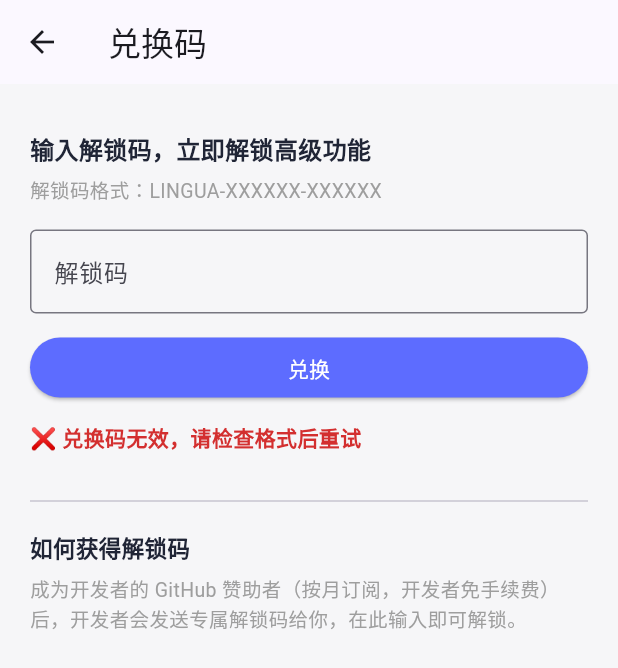
After one commit to KingRSW/lingua-link, a Flutter app: the RedeemScreen screen opened directly, after a tap on "兑换", on a phone screen of 412 x 824 dp. The commit adds this screen. Shown: the top 668 px of the screen. Run offline on Flutter 3.47's test engine with Material 3 defaults, Android fonts, the phone set to English and light mode, and no system bars; our stand-ins replace flutter_tts, shared_preferences, speech_to_text; accounts and stored records are empty.

Commit message:
新增独立「兑换码」页面：AppBar 加兑换入口，复用 SubscriptionService.redeemCode
- 新建 lib/redeem_screen.dart：独立兑换页（输入码/校验/状态展示）
- lib/main.dart：AppBar 增加兑换码图标按钮；兑换与高级功能入口返回后自动刷新状态
- 移除 main.dart 中未使用的 url_launcher 导入

```diff
--- a/lib/main.dart
+++ b/lib/main.dart
@@ -29,9 +29,9 @@ import 'package:flutter/services.dart';
 import 'package:http/http.dart' as http;
 import 'package:speech_to_text/speech_to_text.dart' as stt;
 import 'package:flutter_tts/flutter_tts.dart';
-import 'package:url_launcher/url_launcher.dart';
 import 'subscription_service.dart';
 import 'paywall.dart';
+import 'redeem_screen.dart';
 
 void main() {
   // 把 Dart 异常显示到屏幕上,方便排查 iOS 27 上的白屏(而不是静默白屏)
@@ -1181,6 +1181,16 @@ class _TranslatePageState extends State<TranslatePage> {
         ),
         actions: [
           IconButton(
+            tooltip: '兑换码',
+            icon: const Icon(Icons.redeem_outlined, color: Color(0xFF5D6CFF)),
+            onPressed: () async {
+              await Navigator.of(context).push(
+                MaterialPageRoute(builder: (_) => const RedeemScreen()),
+              );
+              if (mounted) setState(() {});
+            },
+          ),
+          IconButton(
             tooltip: '高级功能',
             icon: Icon(
               Icons.workspace_premium_outlined,
@@ -1188,9 +1198,12 @@ class _TranslatePageState extends State<TranslatePage> {
                   ? const Color(0xFFFFB300)
                   : const Color(0xFF5D6CFF),
             ),
-            onPressed: () => Navigator.of(context).push(
-              MaterialPageRoute(builder: (_) => const PaywallScreen()),
-            ),
+            onPressed: () async {
+              await Navigator.of(context).push(
+                MaterialPageRoute(builder: (_) => const PaywallScreen()),
+              );
+              if (mounted) setState(() {});
+            },
           ),
           if (SubscriptionService.instance.isPremium)
             Padding(
--- /dev/null
+++ b/lib/redeem_screen.dart
@@ -0,0 +1,128 @@
+import 'package:flutter/material.dart';
+import 'subscription_service.dart';
+
+/// 独立的「兑换码」页面：用户可随时从主界面顶部进入，输入解锁码解锁高级功能。
+/// 校验逻辑全部复用 SubscriptionService.redeemCode（与发卡脚本 tools/gen_code.dart 同算法）。
+class RedeemScreen extends StatefulWidget {
+  const RedeemScreen({super.key});
+
+  @override
+  State<RedeemScreen> createState() => _RedeemScreenState();
+}
+
+class _RedeemScreenState extends State<RedeemScreen> {
+  final _codeCtrl = TextEditingController();
+  String? _msg;
+  bool _ok = false;
+  bool _busy = false;
+
+  Future<void> _redeem() async {
+    setState(() {
+      _busy = true;
+      _msg = null;
+      _ok = false;
+    });
+    // 轻微延时，让 loading 态可见（也避免误以为没反应）
+    await Future.delayed(const Duration(milliseconds: 200));
+    final ok = SubscriptionService.instance.redeemCode(_codeCtrl.text);
+    if (!mounted) return;
+    setState(() {
+      _busy = false;
+      _ok = ok;
+      _msg = ok ? '✅ 兑换成功，已解锁高级功能！' : '❌ 兑换码无效，请检查格式后重试';
+    });
+    if (ok) {
+      // 兑换成功后自动返回主页（返回结果 true，主页据此刷新状态）
+      await Future.delayed(const Duration(seconds: 1, milliseconds: 300), () {
+        if (mounted) Navigator.of(context).pop(true);
+      });
+    }
+  }
+
+  @override
+  void dispose() {
+    _codeCtrl.dispose();
+    super.dispose();
+  }
+
+  @override
+  Widget build(BuildContext context) {
+    final premium = SubscriptionService.instance.isPremium;
+    const accent = Color(0xFF5D6CFF);
+    return Scaffold(
+      appBar: AppBar(title: const Text('兑换码')),
+      body: ListView(
+        padding: const EdgeInsets.all(20),
+        children: [
+          if (premium)
+            const Center(
+              child: Chip(
+                label: Text('当前状态：已解锁 PRO'),
+                backgroundColor: Color(0xFFE6F4EA),
+              ),
+            ),
+          const SizedBox(height: 12),
+          const Text('输入解锁码，立即解锁高级功能',
+              style: TextStyle(fontWeight: FontWeight.bold, fontSize: 16)),
+          const SizedBox(height: 6),
+          const Text('解锁码格式：LINGUA-XXXXXX-XXXXXX',
+              style: TextStyle(color: Colors.grey, fontSize: 13)),
+          const SizedBox(height: 16),
+          TextField(
+            controller: _codeCtrl,
+            textCapitalization: TextCapitalization.characters,
+            decoration: const InputDecoration(
+              labelText: '解锁码',
+              hintText: 'LINGUA-XXXXXX-XXXXXX',
+              border: OutlineInputBorder(),
+            ),
+          ),
+          const SizedBox(height: 12),
+          SizedBox(
+            width: double.infinity,
+            child: ElevatedButton(
+              style: ElevatedButton.styleFrom(
+                backgroundColor: accent,
+                foregroundColor: Colors.white,
+              ),
+              onPressed: _busy ? null : _redeem,
+              child: _busy
+                  ? const SizedBox(
+                      width: 18,
+                      height: 18,
+                      child: CircularProgressIndicator(
+                          strokeWidth: 2, color: Colors.white),
+                    )
+                  : const Text('兑换'),
+            ),
+          ),
+          if (_msg != null)
+            Padding(
+              padding: const EdgeInsets.only(top: 12),
+              child: Text(
+                _msg!,
+                style: TextStyle(
+                  fontSize: 14,
+                  color: _ok
+                      ? Colors.green.shade700
+                      : Colors.red.shade700,
+                  fontWeight: FontWeight.w600,
+                ),
+              ),
+            ),
+          const SizedBox(height: 24),
+          const Divider(),
+          const SizedBox(height: 12),
+          const Text('如何获得解锁码',
+              style: TextStyle(fontWeight: FontWeight.bold, fontSize: 15)),
+          const SizedBox(height: 8),
+          const Text(
+            '成为开发者的 GitHub 赞助者（按月订阅，开发者免手续费）后，'
+            '开发者会发送专属解锁码给你，在此输入即可解锁。',
+            style: TextStyle(color: Colors.grey, fontSize: 13),
+          ),
+        ],
+      ),
+    );
+  }
+}
```
